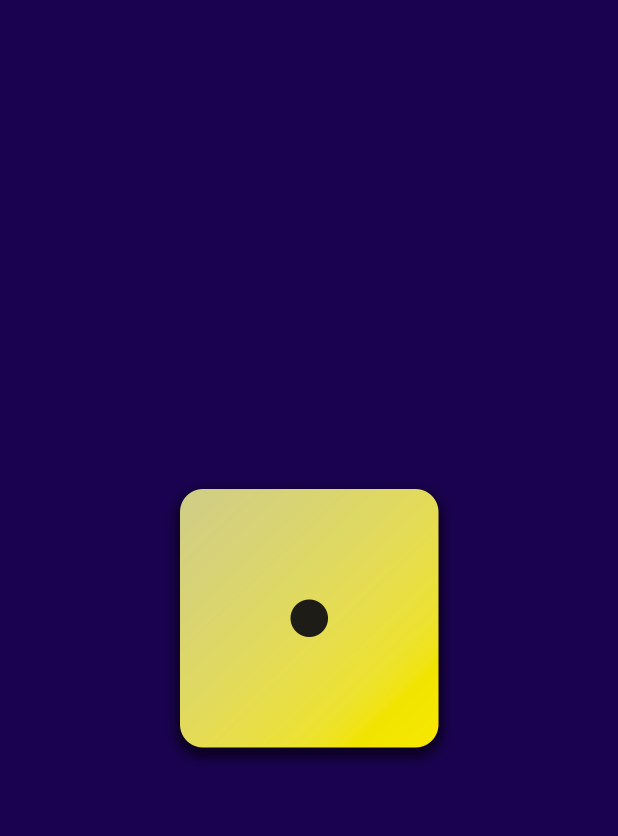
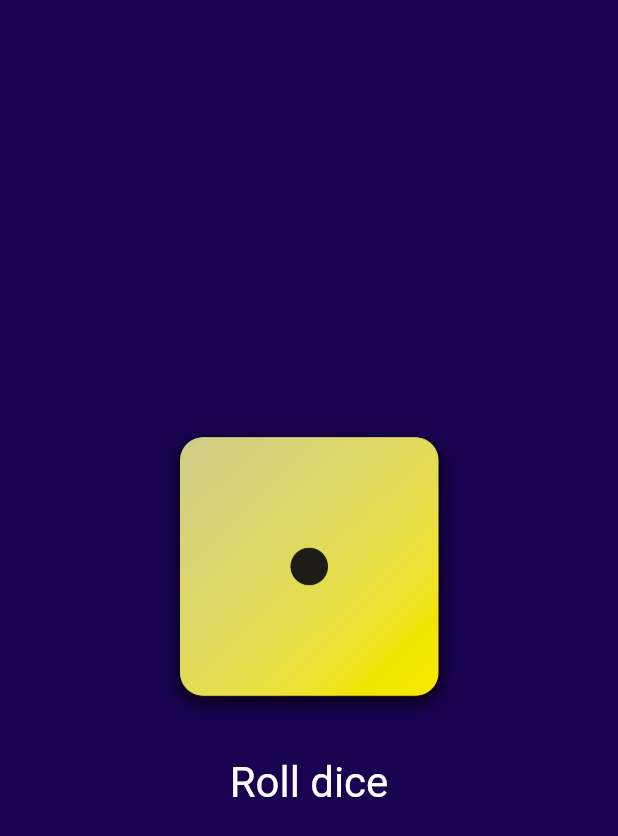
Before and after one commit to ikhsanmuhamad22/flutter-first_app, a Flutter app: the screen it shows after launch, on a phone screen of 412 x 824 dp. Shown: the top 836 px of the screen. Run offline on Flutter 3.47's test engine with Material 3 defaults, Android fonts, the phone set to English and light mode, and no system bars.

Commit message:
add: button role dice

```diff
--- a/lib/gradient_container.dart
+++ b/lib/gradient_container.dart
@@ -1,14 +1,19 @@
 import 'package:flutter/material.dart';
-import 'package:first_app/styled_text.dart';
 
 const startAligment = Alignment.topLeft;
 const endAligment = Alignment.bottomRight;
 
 class GradientContainer extends StatelessWidget {
-  const GradientContainer(this.color1, this.color2, {super.key});
+  GradientContainer(this.color1, this.color2, {super.key});
 
   final Color color1;
   final Color color2;
+  var actveDiceImage = 'assets/images/dice-1.png';
+
+  void rolldice() {
+    actveDiceImage = 'assets/images/dice-2.png';
+    print('Changing');
+  }
 
   @override
   Widget build(context) {
@@ -20,11 +25,23 @@ class GradientContainer extends StatelessWidget {
           end: endAligment,
         )),
         child: Center(
-          child: Image.asset(
-        'assets/images/dice-1.png',
+          child: Column(
+            mainAxisSize: MainAxisSize.min,
+            children: [
+              Image.asset(
+                actveDiceImage,
                 width: 200,
-      )),
-    );
+              ),
+              SizedBox(height: 20),
+              TextButton(
+                  onPressed: rolldice,
+                  style: TextButton.styleFrom(
+                      foregroundColor: Colors.white,
+                      textStyle: TextStyle(fontSize: 28)),
+                  child: Text('Roll dice'))
+            ],
+          ),
+        ));
   }
 }
 
```
Lines whose indentation alone changed are shown as unchanged.
